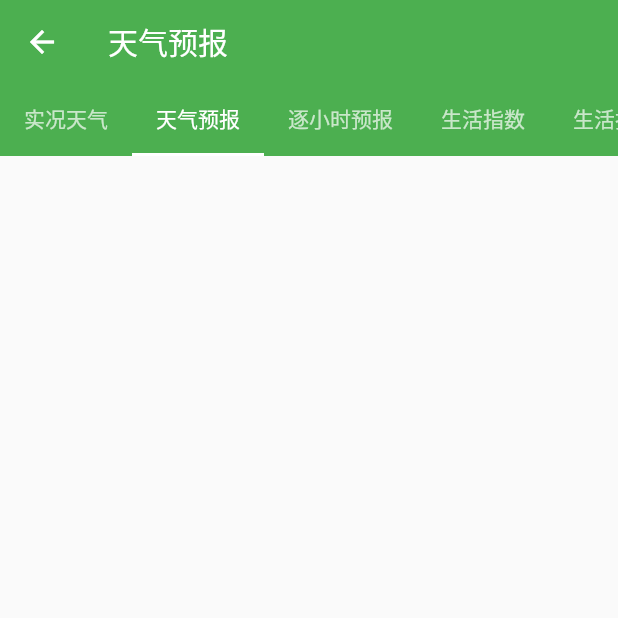
After one commit to zhangls2014/FlutterPractice, a Flutter app: the PageWeatherWidget screen opened by its route, tab 2 chosen, on a phone screen of 412 x 824 dp, the top half of it. The commit adds this screen. Run offline on Flutter 3.47's test engine with Material 2 defaults, Android fonts, the phone set to English and light mode, and no system bars; our stand-ins replace connectivity, dio, event_bus; network calls fail.

Commit message:
显示实况天气

```diff
--- /dev/null
+++ b/lib/event.dart
@@ -0,0 +1,25 @@
+import 'package:event_bus/event_bus.dart';
+
+// EventBus 单例
+class EventBusManager {
+  // 实例获取方法
+  factory EventBusManager() => _getInstance();
+
+  static EventBusManager get instance => _getInstance();
+
+  static EventBusManager _instance;
+
+  static EventBusManager _getInstance() {
+    if (_instance == null) {
+      _instance = new EventBusManager._internal();
+    }
+    return _instance;
+  }
+
+  EventBus eventBus;
+
+  // 初始化方法
+  EventBusManager._internal() {
+    eventBus = EventBus();
+  }
+}
--- a/lib/page_home.dart
+++ b/lib/page_home.dart
@@ -20,6 +20,7 @@ class PageHomeWidget extends StatelessWidget {
         subtitle: '演示 AnimatedContainer 动画的基本使用方法',
         routeName: Routes.PAGE_ANIMATED_CONTAINER));
     _list.add(ListModel(title: 'Coustom Widget', subtitle: '演示自定义组件的基本方法', routeName: Routes.PAGE_CUSTOM_VIEW));
+    _list.add(ListModel(title: '天气信息展示', subtitle: '演示第三方网络框架 dio 的使用', routeName: Routes.PAGE_WEATHER));
   }
 
   @override
--- a/lib/routes.dart
+++ b/lib/routes.dart
@@ -3,6 +3,7 @@ import 'package:practice/custom_view/page_custom_view.dart';
 import 'package:practice/page_animated_container.dart';
 import 'package:practice/page_home.dart';
 import 'package:practice/page_splash.dart';
+import 'package:practice/weather/page_weather.dart';
 
 import 'page_listview.dart';
 
@@ -13,6 +14,7 @@ class Routes {
   static const PAGE_LIST = "route_page_list";
   static const PAGE_ANIMATED_CONTAINER = "route_page_animated_container";
   static const PAGE_CUSTOM_VIEW = "route_page_custom_view";
+  static const PAGE_WEATHER = "route_page_weather";
 
   static Map<String, WidgetBuilder> getRoutes(BuildContext context) {
     return {
@@ -21,6 +23,7 @@ class Routes {
       PAGE_LIST: (context) => PageListViewWidget(),
       PAGE_ANIMATED_CONTAINER: (context) => PageAnimatedContainer(),
       PAGE_CUSTOM_VIEW: (context) => PageCustomView(),
+      PAGE_WEATHER: (context) => PageWeatherWidget(),
     };
   }
 }
--- /dev/null
+++ b/lib/weather/http/config.dart
@@ -0,0 +1,3 @@
+class Config {
+  static const bool DEBUG = true;
+}
--- /dev/null
+++ b/lib/weather/http/http_request.dart
@@ -0,0 +1,106 @@
+import 'package:connectivity/connectivity.dart';
+import 'package:dio/dio.dart';
+import 'package:practice/weather/http/config.dart';
+import 'package:practice/weather/http/result_code.dart';
+import 'package:practice/weather/http/result_error_event.dart';
+import 'package:practice/weather/http/result_model.dart';
+import 'package:practice/weather/model/weather_model.dart';
+
+class HttpRequest {
+  static const String REQUEST_KEY = "1b164d13d50b41bd8a15be018e1dd16e";
+
+  Dio _dio;
+  static Map<String, String> baseHeaders = {
+//    "packageName":"com.puxin.financePlanner",
+//    "appName":"",
+//    "version":"1.8.7.3",
+//    "os":"ios",
+//    "channel":"appStore",
+//    "platform":"11.1999998092651",
+//    "model":"",
+//    "factory":"apple",
+//    "screenSize":"(0.0, 0.0, 375.0, 667.0)",
+//    "clientId":"15444",
+//    "token":"7fc30ec2206ec3135ca9d33d11406b36b048e4950836a678c4642e492",
+//    "sign":"",
+//    "pid":"pid",
+//    "registrationId":"pid",
+  };
+  static const CONTENT_TYPE_JSON = "application/json";
+  static const CONTENT_TYPE_FORM = "application/x-www-form-urlencoded";
+  static const Map optionParams = {
+    "timeoutMs": 15000,
+    "token": null,
+    "authorizationCode": null,
+  };
+
+  // 工厂模式
+  factory HttpRequest() => _getInstance();
+
+  static HttpRequest get instance => _getInstance();
+  static HttpRequest _instance;
+
+  static HttpRequest _getInstance() {
+    if (_instance == null) {
+      _instance = new HttpRequest._internal();
+    }
+    return _instance;
+  }
+
+  HttpRequest._internal() {
+    _dio = new Dio();
+    if (Config.DEBUG) {
+      _dio.interceptors.add(LogInterceptor(
+          request: false, requestHeader: false, requestBody: true, responseHeader: false, responseBody: true));
+    }
+    _dio.options
+      ..baseUrl = "https://free-api.heweather.net/s6/"
+      ..headers = baseHeaders
+      ..connectTimeout = 15000
+      ..receiveTimeout = 15000;
+  }
+
+  Future<ResultModel> requestPost(url, params, {noTip = false}) async {
+    Options option = new Options(method: 'post');
+    return await _requestBase(url, params, option, noTip: noTip);
+  }
+
+  Future<ResultModel> requestGet(url, params, {noTip = false}) async {
+    Options option = new Options(method: "get");
+    return await _requestBase(url, params, option, noTip: noTip);
+  }
+
+  _requestBase(url, params, Options option, {noTip = false}) async {
+    // 判断网络
+    var connectivityResult = await (Connectivity().checkConnectivity());
+    if (connectivityResult == ConnectivityResult.mobile) {
+      // TODO 在下载文件的时候可以做一些提醒
+    } else if (connectivityResult == ConnectivityResult.wifi) {
+      //
+    } else if (connectivityResult == ConnectivityResult.none) {
+      return ResultModel(ResultErrorEvent(ResultCode.NETWORK_ERROR, "请检查网络"), false, ResultCode.NETWORK_ERROR);
+    }
+
+    try {
+      Response response = await _dio.request(url, queryParameters: params, data: params, options: option);
+      var weatherModel = WeatherModel.fromJson(response.data);
+      return new ResultModel(weatherModel, true, ResultCode.SUCCESS, headers: response.headers);
+    } on DioError catch (error) {
+      // 请求错误处理
+      Response errorResponse;
+      if (error.response != null) {
+        errorResponse = error.response;
+        // TODO 在这里可以对错误信息进行解析
+      } else {
+        errorResponse = new Response(statusCode: 666);
+      }
+      // 超时
+      if (error.type == DioErrorType.CONNECT_TIMEOUT) {
+        errorResponse.statusCode = ResultCode.NETWORK_TIMEOUT;
+      }
+      // 返回错误信息
+      return new ResultModel(ResultCode.errorHandleFunction(errorResponse.statusCode, error.message, noTip), false,
+          errorResponse.statusCode);
+    }
+  }
+}
--- /dev/null
+++ b/lib/weather/http/result_model.dart
@@ -0,0 +1,8 @@
+class ResultModel {
+  bool success;
+  int code;
+  var headers;
+  var data;
+
+  ResultModel(this.data, this.success, this.code, {this.headers});
+}
--- /dev/null
+++ b/lib/weather/http/wather_api.dart
@@ -0,0 +1,31 @@
+import 'package:practice/weather/http/http_request.dart';
+import 'package:practice/weather/http/result_model.dart';
+
+class WeatherApi {
+  // 接口请求参数
+  static const Map<WeatherType, String> _weatherTypeMap = {
+    WeatherType.now: 'now',
+    WeatherType.forecast: 'forecast',
+    WeatherType.hourly: 'hourly',
+    WeatherType.lifestyle: 'lifestyle'
+  };
+
+  // 获取天气预报
+  Future<ResultModel> getWeather(WeatherType weatherType, String location) async {
+    var data = {"location": location, "lang": "zh", "key": HttpRequest.REQUEST_KEY};
+
+    return await HttpRequest.instance.requestGet('weather/${_weatherTypeMap[weatherType]}', data);
+  }
+}
+
+// 接口请求参数
+enum WeatherType {
+  // 实况天气
+  now,
+  // 3-10天预报
+  forecast,
+  // 逐小时预报
+  hourly,
+  // 生活指数
+  lifestyle
+}
--- /dev/null
+++ b/lib/weather/model/now_model.dart
@@ -0,0 +1,73 @@
+// 实况天气
+class NowModel {
+  // 相对湿度
+  String hum;
+
+  // 能见度，默认单位：公里
+  String vis;
+
+  // 大气压强
+  String pres;
+
+  // 降水量
+  String pcpn;
+
+  // 体感温度，默认单位：摄氏度
+  String fl;
+
+  // 风力
+  String windSc;
+
+  // 风向
+  String windDir;
+
+  // 风速，公里/小时
+  String windSpd;
+
+  // 云量
+  String cloud;
+
+  // 风向360角度
+  String windDeg;
+
+  // 体感温度，默认单位：摄氏度
+  String tmp;
+
+  // 实况天气状况描述
+  String condTxt;
+
+  // 实况天气状况代码
+  String condCode;
+
+  NowModel(
+      {this.hum,
+      this.vis,
+      this.pres,
+      this.pcpn,
+      this.fl,
+      this.windSc,
+      this.windDir,
+      this.windSpd,
+      this.cloud,
+      this.windDeg,
+      this.tmp,
+      this.condTxt,
+      this.condCode});
+
+  factory NowModel.fromJson(Map<String, dynamic> parsedJson) {
+    return NowModel(
+        hum: parsedJson['hum'],
+        vis: parsedJson['vis'],
+        pres: parsedJson['pres'],
+        pcpn: parsedJson['pcpn'],
+        fl: parsedJson['fl'],
+        windSc: parsedJson['wind_sc'],
+        windDir: parsedJson['wind_dir'],
+        windSpd: parsedJson['wind_spd'],
+        cloud: parsedJson['cloud'],
+        windDeg: parsedJson['wind_deg'],
+        tmp: parsedJson['tmp'],
+        condTxt: parsedJson['cond_txt'],
+        condCode: parsedJson['cond_code']);
+  }
+}
--- /dev/null
+++ b/lib/weather/model/weather_model.dart
@@ -0,0 +1,33 @@
+import 'package:practice/weather/model/basic_model.dart';
+import 'package:practice/weather/model/now_model.dart';
+import 'package:practice/weather/model/update_model.dart';
+
+class WeatherModel {
+  List<HeWeather6> heWeather6;
+
+  WeatherModel({this.heWeather6});
+
+  factory WeatherModel.fromJson(Map<String, dynamic> parsedJson) {
+    var list = parsedJson['HeWeather6'] as List;
+    var heList = list.map((i) => HeWeather6.fromJson(i)).toList();
+    return WeatherModel(heWeather6: heList);
+  }
+}
+
+class HeWeather6 {
+  // 状态
+  String status;
+  UpdateModel update;
+  BasicModel basic;
+  NowModel now;
+
+  HeWeather6({this.status, this.update, this.basic, this.now});
+
+  factory HeWeather6.fromJson(Map<String, dynamic> parsedJson) {
+    return HeWeather6(
+        status: parsedJson['status'],
+        update: UpdateModel.fromJson(parsedJson['update']),
+        basic: BasicModel.fromJson(parsedJson['basic']),
+        now: NowModel.fromJson(parsedJson['now']));
+  }
+}
--- /dev/null
+++ b/lib/weather/page_weather.dart
@@ -0,0 +1,253 @@
+import 'dart:async';
+
+import 'package:flutter/cupertino.dart';
+import 'package:flutter/material.dart';
+import 'package:practice/event.dart';
+import 'package:practice/weather/http/result_model.dart';
+import 'package:practice/weather/http/wather_api.dart';
+import 'package:practice/weather/model/now_model.dart';
+import 'package:practice/weather/model/weather_model.dart';
+
+class PageWeatherWidget extends StatefulWidget {
+  @override
+  State<StatefulWidget> createState() {
+    return PageWeatherState();
+  }
+}
+
+class PageWeatherState extends State<PageWeatherWidget> with SingleTickerProviderStateMixin {
+  TabController _tabController;
+  StreamSubscription _refreshSubscription;
+
+  @override
+  void initState() {
+    super.initState();
+    _tabController = TabController(vsync: this, length: 5);
+    _refreshSubscription = EventBusManager.instance.eventBus.on<_RefreshEvent>().listen((event) {
+      getWeather(event.weatherType);
+    });
+
+    getWeather(WeatherType.now);
+  }
+
+  void getWeather(WeatherType type) async {
+    var api = new WeatherApi();
+    ResultModel resultModel = await api.getWeather(type, "成都");
+    if (resultModel.success) {
+      EventBusManager.instance.eventBus.fire(_WeatherEvent(resultModel.data.heWeather6[0]));
+    }
+  }
+
+  @override
+  Widget build(BuildContext context) {
+    return Scaffold(
+      body: NestedScrollView(
+        headerSliverBuilder: (BuildContext context, bool innerBoxIsScrolled) {
+          return <Widget>[
+            SliverAppBar(
+              title: Text('天气预报'),
+              bottom: TabBar(
+                tabs: <Widget>[
+                  Tab(text: '实况天气'),
+                  Tab(text: '天气预报'),
+                  Tab(text: '逐小时预报'),
+                  Tab(text: '生活指数'),
+                  Tab(text: '生活指数预报')
+                ],
+                isScrollable: true,
+                controller: _tabController,
+              ),
+            )
+          ];
+        },
+        body: TabBarView(
+          controller: _tabController,
+          children: <Widget>[
+            new WeatherItemWidget(WeatherType.now),
+            new WeatherItemWidget(WeatherType.forecast),
+            new WeatherItemWidget(WeatherType.hourly),
+            new WeatherItemWidget(WeatherType.lifestyle),
+            new WeatherItemWidget(WeatherType.lifestyle)
+          ],
+        ),
+      ),
+    );
+  }
+
+  @override
+  void dispose() {
+    _tabController.dispose();
+    _refreshSubscription.cancel();
+    super.dispose();
+  }
+}
+
+class WeatherItemWidget extends StatefulWidget {
+  final WeatherType _weatherType;
+
+  WeatherItemWidget(this._weatherType);
+
+  @override
+  State<StatefulWidget> createState() {
+    return WeatherItemState();
+  }
+}
+
+class WeatherItemState extends State<WeatherItemWidget> with AutomaticKeepAliveClientMixin {
+  StreamSubscription _weatherSubscription;
+  NowModel _nowModel;
+
+  @override
+  bool get wantKeepAlive => true;
+
+  @override
+  void initState() {
+    super.initState();
+    // 第一次加载页面，刷新数据
+    _doRefresh();
+    // 订阅 Event 事件
+    _weatherSubscription = EventBusManager.instance.eventBus.on<_WeatherEvent>().listen((event) {
+      // 收到新的数据，刷新界面
+      switch (widget._weatherType) {
+        case WeatherType.now:
+          setState(() {
+            _nowModel = event.weather.now;
+          });
+          break;
+        case WeatherType.forecast:
+          break;
+        case WeatherType.hourly:
+          break;
+        case WeatherType.lifestyle:
+          break;
+      }
+    });
+  }
+
+  @override
+  void dispose() {
+    super.dispose();
+    _weatherSubscription.cancel();
+  }
+
+  @override
+  Widget build(BuildContext context) {
+    super.build(context);
+    return RefreshIndicator(
+      onRefresh: _doRefresh,
+      child: ListView.separated(
+        separatorBuilder: (BuildContext context, int index) => Divider(),
+        itemBuilder: (BuildContext context, int index) => getListItem(index),
+        itemCount: getItemCount(),
+      ),
+    );
+  }
+
+  // 发送刷新通知，等待返回结果
+  Future<void> _doRefresh() async {
+    EventBusManager.instance.eventBus.fire(_RefreshEvent(widget._weatherType));
+  }
+
+  ListTile getListItem(int index) {
+    ListTile item;
+    switch (widget._weatherType) {
+      case WeatherType.now:
+        item = getNowItem(index);
+        break;
+      case WeatherType.forecast:
+        item = getNowItem(index);
+        break;
+      case WeatherType.hourly:
+        item = getNowItem(index);
+        break;
+      case WeatherType.lifestyle:
+        item = getNowItem(index);
+        break;
+    }
+
+    return item;
+  }
+
+  ListTile getNowItem(int index) {
+    ListTile _listTile;
+    switch (index) {
+      case 0:
+        _listTile = ListTile(title: Text('相对湿度：'), trailing: Text('${_nowModel?.hum ?? 0}'));
+        break;
+      case 1:
+        _listTile = ListTile(title: Text('能见度：'), trailing: Text('${_nowModel?.vis ?? 0}公里'));
+        break;
+      case 2:
+        _listTile = ListTile(title: Text('大气压强：'), trailing: Text('${_nowModel?.pres}'));
+        break;
+      case 3:
+        _listTile = ListTile(title: Text('降水量：'), trailing: Text('${_nowModel?.pcpn}'));
+        break;
+      case 4:
+        _listTile = ListTile(title: Text('体感温度：'), trailing: Text('${_nowModel?.fl ?? 0}摄氏度'));
+        break;
+      case 5:
+        _listTile = ListTile(title: Text('风力：'), trailing: Text('${_nowModel?.windSc}'));
+        break;
+      case 6:
+        _listTile = ListTile(title: Text('风向：'), trailing: Text('${_nowModel?.windDir}'));
+        break;
+      case 7:
+        _listTile = ListTile(title: Text('风速：'), trailing: Text('${_nowModel?.windSpd}公里/小时'));
+        break;
+      case 8:
+        _listTile = ListTile(title: Text('云量：'), trailing: Text('${_nowModel?.cloud}'));
+        break;
+      case 9:
+        _listTile = ListTile(title: Text('风向360角度：'), trailing: Text('${_nowModel?.windDeg}'));
+        break;
+      case 10:
+        _listTile = ListTile(title: Text('体感温度：'), trailing: Text('${_nowModel?.tmp}摄氏度'));
+        break;
+      case 11:
+        _listTile = ListTile(title: Text('实况天气状况描述：'), trailing: Text('${_nowModel?.condTxt}'));
+        break;
+      case 12:
+        _listTile = ListTile(title: Text('实况天气状况代码：'), trailing: Text('${_nowModel?.condCode}'));
+        break;
+      default:
+        _listTile = ListTile(title: Text('实况天气状况代码：'), trailing: Text('${_nowModel?.condCode}'));
+    }
+
+    return _listTile;
+  }
+
+  int getItemCount() {
+    int itemCount;
+    switch (widget._weatherType) {
+      case WeatherType.now:
+        itemCount = 13;
+        break;
+      case WeatherType.forecast:
+        itemCount = 0;
+        break;
+      case WeatherType.hourly:
+        itemCount = 0;
+        break;
+      case WeatherType.lifestyle:
+        itemCount = 0;
+        break;
+    }
+
+    return itemCount;
+  }
+}
+
+// 刷新通知
+class _RefreshEvent {
+  final WeatherType weatherType;
+
+  _RefreshEvent(this.weatherType);
+}
+
+// 获取数据
+class _WeatherEvent {
+  final HeWeather6 weather;
+
+  _WeatherEvent(this.weather);
+}
```
Also changed, not shown: lib/custom_view/page_custom_view.dart (+0 -8 lines), lib/weather/http/result_code.dart (added, +25 -0 lines), lib/weather/http/result_error_event.dart (added, +7 -0 lines), lib/weather/model/basic_model.dart (added, +38 -0 lines), lib/weather/model/update_model.dart (added, +14 -0 lines), pubspec.yaml (+7 -1 lines), pubspec.lock, 5 other files.
